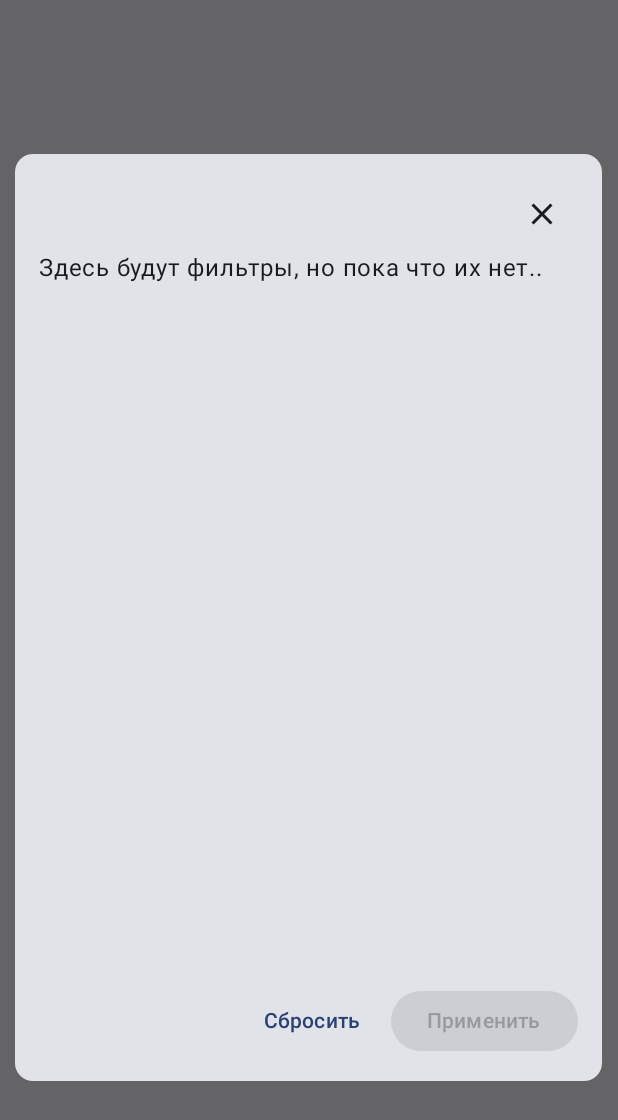
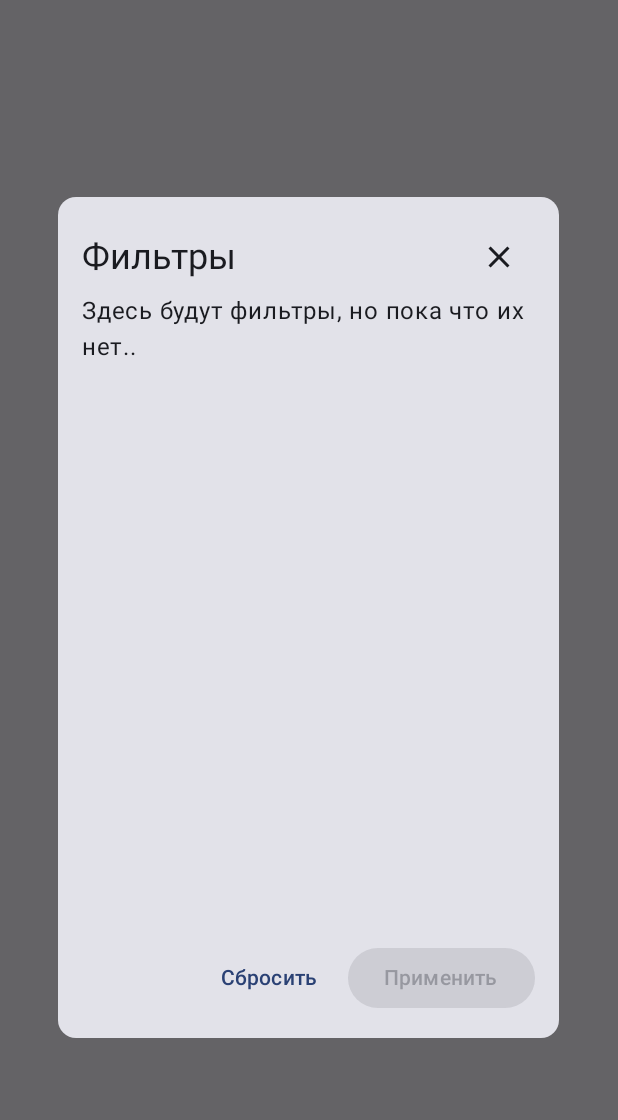
Before and after one commit to ledetav/artifacts_calculator_project, an Android app built with Jetpack Compose: the composable FilterDialog shown on its own in the app's theme, on a phone screen of 412 x 824 dp. Shown: the top 1120 px of the screen. Run offline under Robolectric (Android 15) with nearby library versions, the phone set to English and light mode, and no system bars.

Commit message:
feat: improve artifact filter dialog UI

```diff
--- a/app/src/main/java/com/nokaori/genshinaibuilder/ui/ArtifactScreen.kt
+++ b/app/src/main/java/com/nokaori/genshinaibuilder/ui/ArtifactScreen.kt
@@ -20,6 +20,7 @@ import androidx.lifecycle.viewmodel.compose.viewModel
 import androidx.compose.material3.OutlinedTextField
 import androidx.compose.ui.Alignment
 import androidx.compose.ui.window.Dialog
+import androidx.compose.ui.window.DialogProperties
 import com.nokaori.genshinaibuilder.data.Artifact
 import com.nokaori.genshinaibuilder.data.ArtifactStat
 import com.nokaori.genshinaibuilder.data.StatValue
@@ -144,17 +145,26 @@ fun FilterDialog(
     onApply: () -> Unit,
     onReset: () -> Unit
 ) {
-    Dialog(onDismissRequest = onDismiss) {
+    Dialog(
+        onDismissRequest = onDismiss,
+        properties = DialogProperties(usePlatformDefaultWidth = false)
+    ) {
         Card(
             modifier = Modifier
-                .fillMaxWidth(0.95f)
-                .fillMaxHeight(0.75f)
+                .fillMaxWidth(0.85f)
+                .fillMaxHeight(0.7f)
+                .padding(8.dp)
         ){
             Column(modifier = Modifier.padding(16.dp)) {
                 Row(
                     modifier = Modifier.fillMaxWidth(),
-                    horizontalArrangement = Arrangement.End
+                    horizontalArrangement = Arrangement.SpaceBetween,
+                    verticalAlignment = Alignment.CenterVertically
                 ) {
+                    Text(
+                        text = "Фильтры",
+                        style = MaterialTheme.typography.headlineSmall
+                    )
                     IconButton(onClick = onDismiss) {
                         Icon(
                             imageVector = Icons.Default.Close,
```
